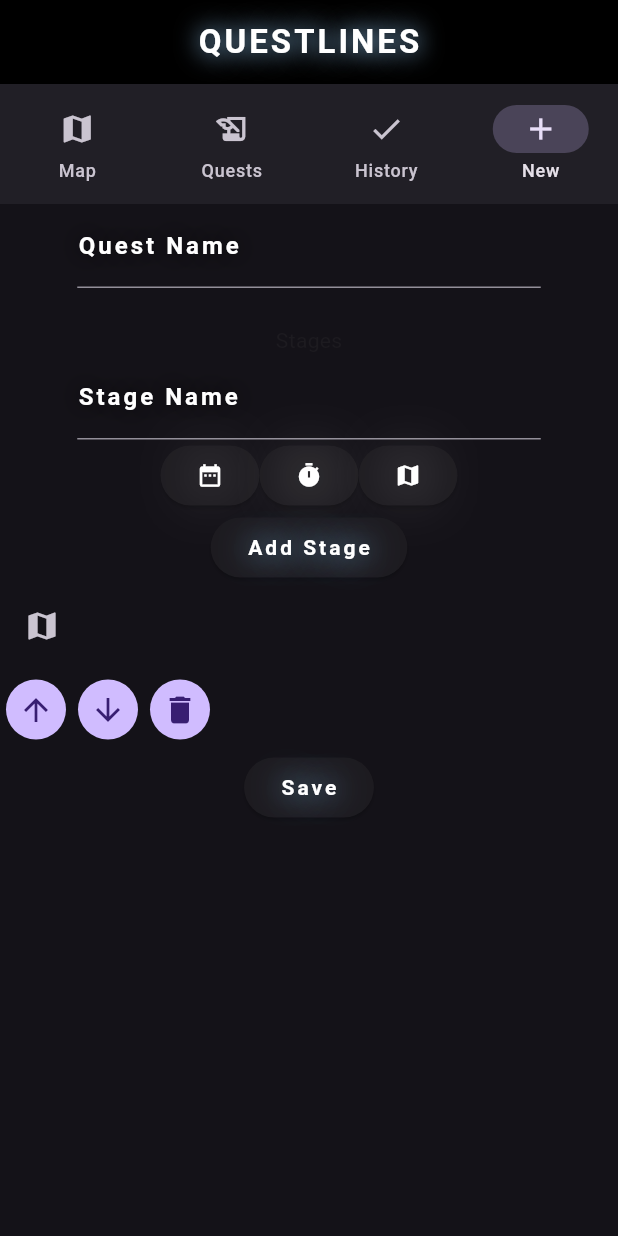
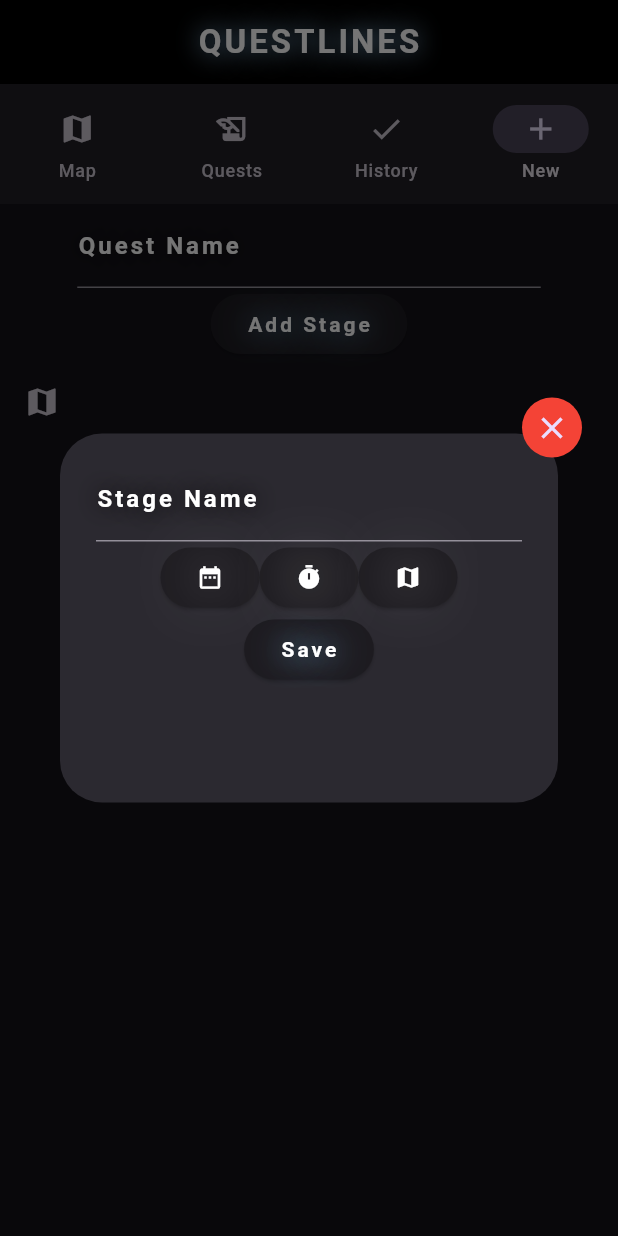
Before and after one commit to mradamgbeck/questlines_flutter, a Flutter app: the screen it shows after launch, item 4 of the bottom bar chosen, after a tap on "Add Stage", on a phone screen of 412 x 824 dp. Run offline on Flutter 3.47's test engine with Material 3 defaults, Android fonts, the phone set to English and light mode, and no system bars; our stand-ins replace flutter_map, geolocator, google_fonts, isar, latlong2; missing offline and left inert: string_extension, word_generator; accounts and stored records are empty; generated files the repository leaves out were written again.

Commit message:
add dialog for stage creation

```diff
--- a/lib/main.dart
+++ b/lib/main.dart
@@ -3,10 +3,10 @@ import 'package:google_fonts/google_fonts.dart';
 import 'package:provider/provider.dart';
 import 'package:questlines/constants/strings.dart';
 import 'package:questlines/pages/active_quest_page.dart';
-import 'package:questlines/pages/completed_quest_page.dart';
+import 'package:questlines/pages/quest_history_page.dart';
 import 'package:questlines/pages/debug_panel.dart';
 import 'package:questlines/pages/edit_quest_page.dart';
-import 'package:questlines/pages/selected_quest_page.dart';
+import 'package:questlines/pages/quest_map_page.dart';
 import 'package:questlines/state/app_state.dart';
 import 'package:questlines/state/database.dart';
 import 'package:questlines/widgets/styled_text.dart';
@@ -57,11 +57,11 @@ class _MainPageState extends State<MainPage> {
     Widget page;
     switch (selectedPage) {
       case 0:
-        page = SelectedQuestPage(widget.db);
+        page = QuestMapPage(widget.db);
       case 1:
         page = ActiveQuestPage(widget.db);
       case 2:
-        page = CompletedQuestPage(widget.db);
+        page = QuestHistoryPage(widget.db);
       case 3:
         page = EditQuestPage(widget.db);
       case 4:
--- a/lib/pages/edit_quest_page.dart
+++ b/lib/pages/edit_quest_page.dart
@@ -9,6 +9,7 @@ import 'package:questlines/main.dart';
 import 'package:questlines/services/sizes.dart';
 import 'package:questlines/services/time.dart';
 import 'package:questlines/types/quest.dart';
+import 'package:questlines/widgets/add_stage.dart';
 import 'package:questlines/widgets/location_picker.dart';
 import 'package:questlines/widgets/styled_text.dart';
 import '../types/stage.dart';
@@ -62,7 +63,6 @@ class _EditQuestPageState extends State<EditQuestPage> {
     }
 
     addStage(stage) {
-      stage.deadline = stageDeadline;
       stages.add(stage);
       widget.quest.stages.add(stage);
       saveAll();
@@ -96,27 +96,14 @@ class _EditQuestPageState extends State<EditQuestPage> {
       saveAll();
     }
 
-    pickDeadlineDate() async {
-      stageDeadline = await showDatePicker(
-          context: context,
-          firstDate: DateTime.now(),
-          lastDate: DateTime.fromMillisecondsSinceEpoch(THE_END_OF_TIME));
-    }
-
-    pickDeadlineTime() async {
-      var time =
-          await showTimePicker(context: context, initialTime: TimeOfDay.now());
-      stageDeadline = DateTime(stageDeadline!.year, stageDeadline!.month,
-          stageDeadline!.day, time!.hour, time.minute);
-    }
-
-    callback(latLng) {
+    stageCallback(Stage stage) {
       setState(() {
-        widget.stageLocation = LatLng(latLng.latitude, latLng.longitude);
+        stage.quest.value = widget.quest;
+        addStage(stage);
       });
     }
 
-    pickLocation() async {
+    createStage() async {
       await showDialog<void>(
           context: context,
           builder: (context) => AlertDialog(
@@ -124,9 +111,9 @@ class _EditQuestPageState extends State<EditQuestPage> {
                   clipBehavior: Clip.none,
                   children: <Widget>[
                     SizedBox(
-                        height: 500,
-                        width: 300,
-                        child: LocationPicker(callback)),
+                        height: getPercentageOfScreenHeight(context, 0.25),
+                        width: getPercentageOfScreenWidth(context, 1),
+                        child: AddStage(stageCallback)),
                     Positioned(
                       right: -40,
                       top: -40,
@@ -168,57 +155,9 @@ class _EditQuestPageState extends State<EditQuestPage> {
                             label: StyledText.cardTitle('Quest Name')),
                       ),
                     ),
-                    SizedBox(
-                      height: 25,
-                    ),
-                    Text('Stages'),
-                    SizedBox(
-                      width: getPercentageOfScreenWidth(context, 0.75),
-                      child: TextFormField(
-                        controller: stageController,
-                        style: TextStyle(color: Colors.white),
-                        decoration: InputDecoration(
-                            label: StyledText.cardTitle('Stage Name')),
-                      ),
-                    ),
-                    Row(
-                      mainAxisAlignment: MainAxisAlignment.center,
-                      children: [
-                        ElevatedButton(
-                          onPressed: () {
-                            pickDeadlineDate();
-                          },
-                          child: SELECT_DATE_ICON,
-                        ),
-                        ElevatedButton(
-                          onPressed: () {
-                            pickDeadlineTime();
-                          },
-                          child: SELECT_TIME_ICON,
-                        ),
-                        ElevatedButton(
-                          onPressed: () {
-                            pickLocation();
-                          },
-                          child: SELECT_LOCATION_ICON,
-                        ),
-                      ],
-                    ),
                     ElevatedButton(
                       onPressed: () {
-                        setState(() {
-                          Stage stage = Stage()
-                            ..name = (stageController.text)
-                            ..quest.value = widget.quest;
-                          if (widget.stageLocation != null) {
-                            stage.latitude = widget.stageLocation!.latitude;
-                            stage.longitude = widget.stageLocation!.longitude;
-                          }
-                          if (stageDeadline != null) {
-                            stage.deadline = stageDeadline;
-                          }
-                          addStage(stage);
-                        });
+                        createStage();
                       },
                       child: StyledText.navButton('Add Stage'),
                     ),
--- a/lib/pages/completed_quest_page.dart
+++ b/lib/pages/quest_history_page.dart
@@ -4,9 +4,9 @@ import 'package:flutter/material.dart';
 import 'package:questlines/types/quest.dart';
 import 'package:questlines/widgets/quest_card.dart';
 
-class CompletedQuestPage extends StatelessWidget {
+class QuestHistoryPage extends StatelessWidget {
   final db;
-  const CompletedQuestPage(this.db, {super.key});
+  const QuestHistoryPage(this.db, {super.key});
 
   @override
   Widget build(BuildContext context) {
--- a/lib/pages/selected_quest_page.dart
+++ b/lib/pages/quest_map_page.dart
@@ -6,10 +6,10 @@ import 'package:questlines/types/stage.dart';
 import 'package:questlines/widgets/quest_map.dart';
 import 'package:questlines/widgets/quest_card.dart';
 
-class SelectedQuestPage extends StatelessWidget {
+class QuestMapPage extends StatelessWidget {
   final db;
 
-  const SelectedQuestPage(this.db, {super.key});
+  const QuestMapPage(this.db, {super.key});
   getSelectedStages(quests) {
     List<Stage> stages = [];
     for (var quest in quests) {
--- /dev/null
+++ b/lib/widgets/add_stage.dart
@@ -0,0 +1,128 @@
+// ignore_for_file: must_be_immutable, prefer_typing_uninitialized_variables
+
+import 'package:flutter/material.dart';
+import 'package:latlong2/latlong.dart';
+import 'package:questlines/constants/icons.dart';
+import 'package:questlines/constants/values.dart';
+import 'package:questlines/services/sizes.dart';
+import 'package:questlines/types/stage.dart';
+import 'package:questlines/widgets/location_picker.dart';
+import 'package:questlines/widgets/styled_text.dart';
+
+class AddStage extends StatefulWidget {
+  var stageCallback;
+
+  AddStage(Null Function(Stage stage) callback, {super.key}) {
+    stageCallback = callback;
+  }
+
+  @override
+  State<AddStage> createState() => _AddStageState();
+}
+
+class _AddStageState extends State<AddStage> {
+  final _formKey = GlobalKey<FormState>();
+  TextEditingController stageController = TextEditingController();
+  Stage stage = Stage();
+
+  @override
+  Widget build(BuildContext context) {
+    pickDeadlineDate() async {
+      stage.deadline = await showDatePicker(
+          context: context,
+          firstDate: DateTime.now(),
+          lastDate: DateTime.fromMillisecondsSinceEpoch(THE_END_OF_TIME));
+    }
+
+    pickDeadlineTime() async {
+      var time =
+          await showTimePicker(context: context, initialTime: TimeOfDay.now());
+      stage.deadline ??= DateTime.now();
+      stage.deadline = DateTime(stage.deadline!.year, stage.deadline!.month,
+          stage.deadline!.day, time!.hour, time.minute);
+    }
+
+    locationCallback(LatLng location) {
+      setState(() {
+        stage.latitude = location.latitude;
+        stage.longitude = location.longitude;
+      });
+    }
+
+    pickLocation() async {
+      await showDialog<void>(
+          context: context,
+          builder: (context) => AlertDialog(
+                content: Stack(
+                  clipBehavior: Clip.none,
+                  children: [
+                    SizedBox(
+                        height: getPercentageOfScreenHeight(context, 1),
+                        width: getPercentageOfScreenWidth(context, 1),
+                        child: LocationPicker(locationCallback)),
+                    Positioned(
+                      right: -40,
+                      top: -40,
+                      child: InkResponse(
+                        onTap: () {
+                          Navigator.of(context).pop();
+                        },
+                        child: const CircleAvatar(
+                          backgroundColor: Colors.red,
+                          child: Icon(Icons.close),
+                        ),
+                      ),
+                    ),
+                  ],
+                ),
+              ));
+    }
+
+    return Form(
+        key: _formKey,
+        child: Column(
+          children: [
+            SizedBox(
+              width: getPercentageOfScreenWidth(context, 0.75),
+              child: TextFormField(
+                controller: stageController,
+                style: TextStyle(color: Colors.white),
+                decoration:
+                    InputDecoration(label: StyledText.cardTitle('Stage Name')),
+              ),
+            ),
+            Row(
+              mainAxisAlignment: MainAxisAlignment.center,
+              children: [
+                ElevatedButton(
+                  onPressed: () {
+                    pickDeadlineDate();
+                  },
+                  child: SELECT_DATE_ICON,
+                ),
+                ElevatedButton(
+                  onPressed: () {
+                    pickDeadlineTime();
+                  },
+                  child: SELECT_TIME_ICON,
+                ),
+                ElevatedButton(
+                  onPressed: () {
+                    pickLocation();
+                  },
+                  child: SELECT_LOCATION_ICON,
+                ),
+              ],
+            ),
+            ElevatedButton(
+              onPressed: () {
+                stage.name = stageController.text;
+                widget.stageCallback(stage);
+                Navigator.of(context).pop();
+              },
+              child: StyledText.navButton('Save'),
+            ),
+          ],
+        ));
+  }
+}
```
Also changed, not shown: lib/widgets/location_picker.dart (+7 -8 lines).
